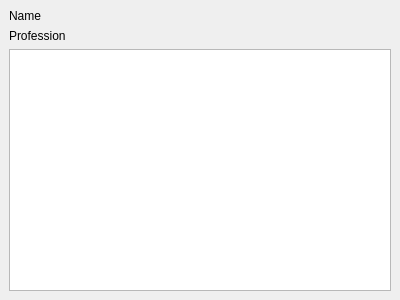
First picture: the form in ui/UnitDetailsDock.ui, repository cvuchener/df-workdetailtest, before the edit.
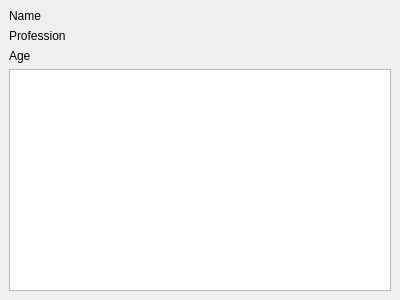
Second picture: the form after the edit.

Commit message: Add age in details and sorting

The edit to the form file:
```diff
--- a/ui/UnitDetailsDock.ui
+++ b/ui/UnitDetailsDock.ui
@@ -29,6 +29,13 @@
       </property>
      </widget>
     </item>
+    <item>
+     <widget class="QLabel" name="unit_age">
+      <property name="text">
+       <string>Age</string>
+      </property>
+     </widget>
+    </item>
     <item>
      <widget class="QTreeView" name="inventory_view"/>
     </item>
```
The commit also changes 10 other files.
